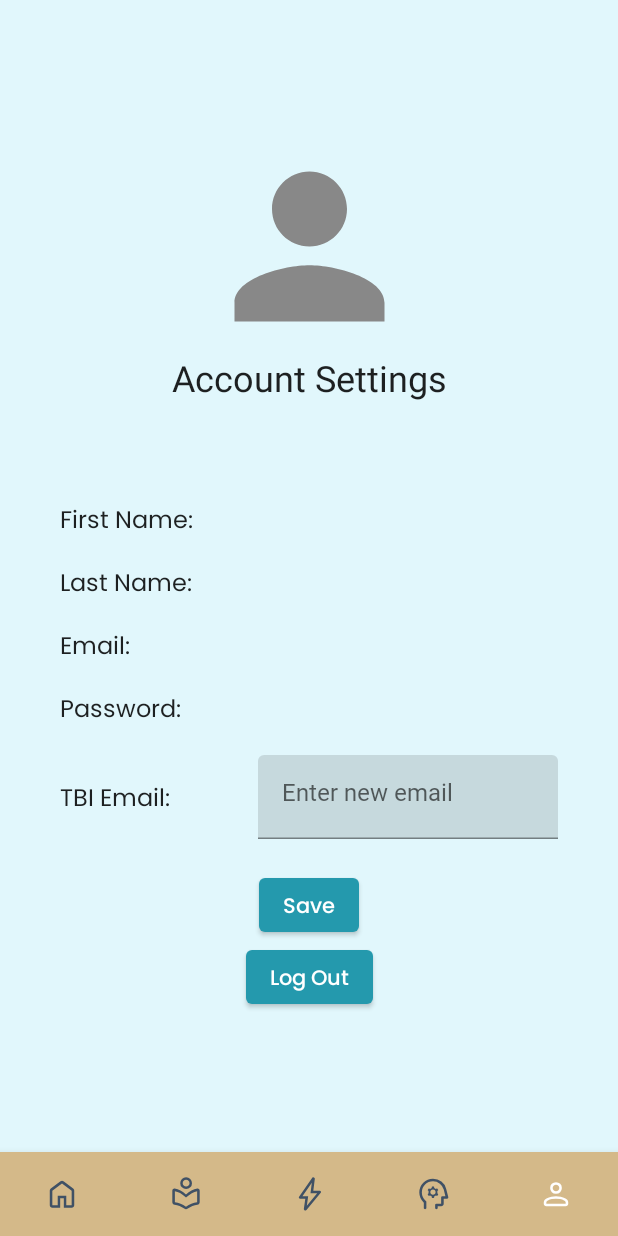
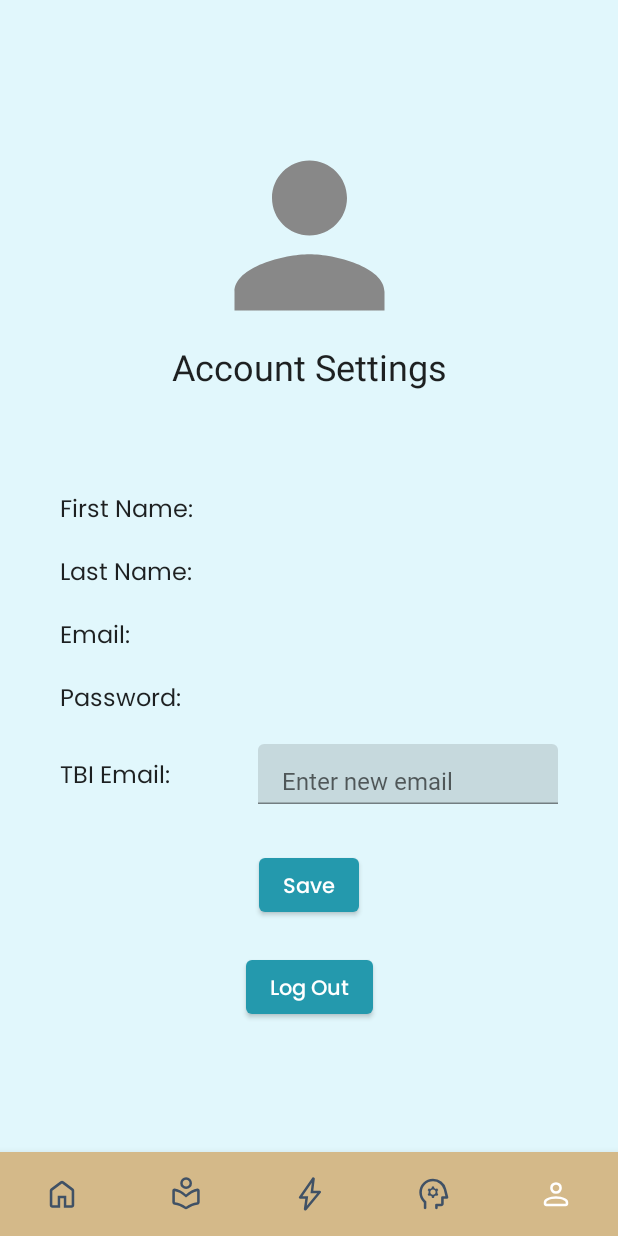
Before and after one commit to Hassan3924/Recallify, an Android app built with Jetpack Compose: the GuardianAccountsActivity screen opened directly, with no data from a screen before it, on a phone screen of 412 x 824 dp. Run offline under Robolectric (Android 15) with nearby library versions, the phone set to English and light mode, and no system bars; our stand-ins replace Firebase (no records; nobody signed in at launch, a user with empty details on screens opened directly), accompanist.

```diff
--- a/app/src/main/java/com/example/recallify/view/ui/feature/guradian_application/guardian_account/GuardianAccountsActivity.kt
+++ b/app/src/main/java/com/example/recallify/view/ui/feature/guradian_application/guardian_account/GuardianAccountsActivity.kt
@@ -261,6 +261,8 @@ class GuardianAccountsActivity : AppCompatActivity() {
                                 onValueChange = { newValue -> tbiEmail = newValue },
                                 label = { Text("Enter new email") },
                                 modifier = Modifier.width(200.dp)
+                                    .height(40.dp)
+                                    .align(Alignment.CenterVertically)
                             )
                         } else {
                             Text(
@@ -272,7 +274,7 @@ class GuardianAccountsActivity : AppCompatActivity() {
                     }
 
                     Button(
-                        modifier = Modifier.padding(top = 10.dp),
+                        modifier = Modifier.padding(top = 20.dp),
                         onClick = {
                             // Encode email address to use as key in Firebase database
                             val encodedEmail = tbiEmail.replace(".", "_")
@@ -315,7 +317,10 @@ class GuardianAccountsActivity : AppCompatActivity() {
                     ) {
                         Text("Save")
                     }
-                    LogoutButton(activity = this@GuardianAccountsActivity)
+                    Row(modifier =Modifier.padding(top = 20.dp)){
+                        LogoutButton(activity = this@GuardianAccountsActivity)
+
+                    }
                 }
             }
           }
--- a/build.gradle
+++ b/build.gradle
@@ -12,7 +12,7 @@ buildscript {
 
 }
 plugins {
-    id 'com.android.application' version '7.3.1' apply false
-    id 'com.android.library' version '7.3.1' apply false
+    id 'com.android.application' version '7.4.1' apply false
+    id 'com.android.library' version '7.4.1' apply false
     id 'org.jetbrains.kotlin.android' version '1.8.0' apply false
 }
```
Also changed, not shown: app/src/main/java/com/example/recallify/view/common/components/DailyDiaryTopAppBar.kt (+22 -0 lines), app/src/main/java/com/example/recallify/view/ui/feature/guradian_application/guardiandailydiary/GuardianDailyDairyActivity.kt (+2 -10 lines).
